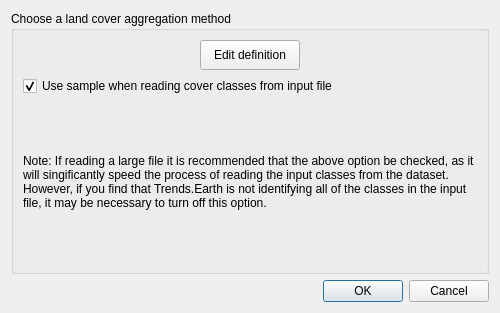
Before: the Qt Designer form LDMP/gui/DlgLoadDataLC.ui in ConservationInternational/trends.earth, drawn with Qt 5.
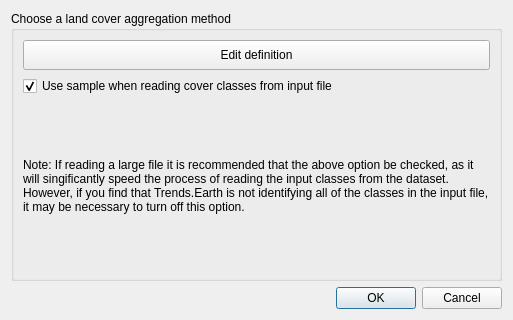
After: the same form once the commit is applied.

Commit message: Allow sampling when calculating custom LC input classes.

Patch:
```diff
--- a/LDMP/gui/DlgLoadDataLC.ui
+++ b/LDMP/gui/DlgLoadDataLC.ui
@@ -9,8 +9,8 @@
    <rect>
     <x>0</x>
     <y>0</y>
-    <width>500</width>
-    <height>313</height>
+    <width>513</width>
+    <height>320</height>
    </rect>
   </property>
   <property name="sizePolicy">
@@ -35,20 +35,26 @@
       <string>Choose a land cover aggregation method</string>
      </property>
      <layout class="QVBoxLayout" name="verticalLayout_2">
-      <item alignment="Qt::AlignHCenter">
+      <item>
        <widget class="QPushButton" name="btn_agg_edit_def">
         <property name="enabled">
          <bool>true</bool>
         </property>
+        <property name="sizePolicy">
+         <sizepolicy hsizetype="Expanding" vsizetype="Fixed">
+          <horstretch>0</horstretch>
+          <verstretch>0</verstretch>
+         </sizepolicy>
+        </property>
         <property name="minimumSize">
          <size>
-          <width>100</width>
+          <width>0</width>
           <height>30</height>
          </size>
         </property>
         <property name="maximumSize">
          <size>
-          <width>150</width>
+          <width>16777215</width>
           <height>16777215</height>
          </size>
         </property>
```
Left out of the diff: 2 changed lines with no effect on the pictures. The commit also changes 1 other file.
